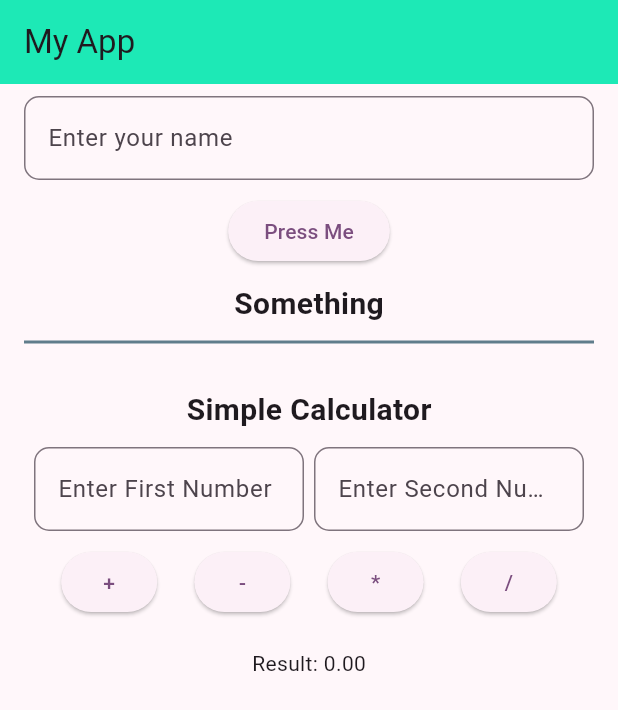
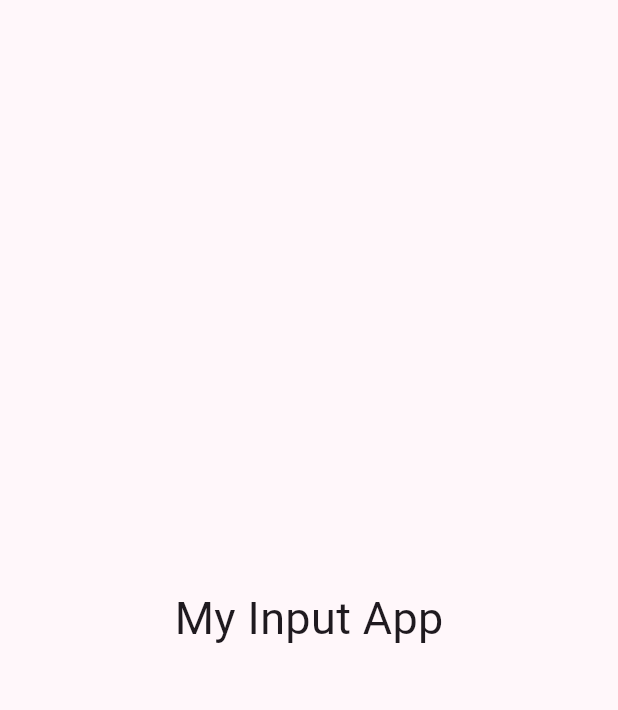
Before and after one commit to ahmadhanis/A252, a Flutter app: the first screen one second after launch, on a phone screen of 412 x 824 dp. Shown: the top 710 px of the screen. Run offline on Flutter 3.47's test engine with Material 3 defaults, Android fonts, the phone set to English and light mode, and no system bars.

```diff
--- a/Flutter_STTPK2143_A252/input_app/lib/main.dart
+++ b/Flutter_STTPK2143_A252/input_app/lib/main.dart
@@ -16,7 +16,35 @@ class MainApp extends StatelessWidget {
         appBarTheme: AppBarTheme(backgroundColor: Colors.tealAccent.shade400),
         brightness: Brightness.light,
       ),
-      home: MyHomePage(),
+      home: SplashScreen(),
+    );
+  }
+}
+
+class SplashScreen extends StatefulWidget {
+  const SplashScreen({super.key});
+
+  @override
+  State<SplashScreen> createState() => _SplashScreenState();
+}
+
+class _SplashScreenState extends State<SplashScreen> {
+
+  @override
+  void initState() {
+    super.initState();
+    Future.delayed(Duration(seconds: 3), () {
+      Navigator.pushReplacement(
+        context,
+        MaterialPageRoute(builder: (context) => MyHomePage()),
+      );
+    });
+  }
+
+  @override
+  Widget build(BuildContext context) {
+    return Scaffold(
+      body: Center(child: Text("My Input App", style: TextStyle(fontSize: 30))),
     );
   }
 }
@@ -72,8 +100,10 @@ class _MyHomePageState extends State<MyHomePage> {
               SizedBox(height: 10),
               Divider(height: 2, thickness: 2, color: Colors.blueGrey),
               SizedBox(height: 30),
-              Text("Simple Calculator",
-                  style: TextStyle(fontSize: 20, fontWeight: FontWeight.bold)),
+              Text(
+                "Simple Calculator",
+                style: TextStyle(fontSize: 20, fontWeight: FontWeight.bold),
+              ),
               SizedBox(height: 10),
               Row(
                 mainAxisAlignment: MainAxisAlignment.spaceEvenly,
@@ -153,7 +183,7 @@ class _MyHomePageState extends State<MyHomePage> {
               ),
               SizedBox(height: 20),
               Text('Result: ${result.toStringAsFixed(2)}'),
-               SizedBox(height: 200),
+              SizedBox(height: 200),
             ],
           ),
         ),
```
Also changed, not shown: 1 other file.
